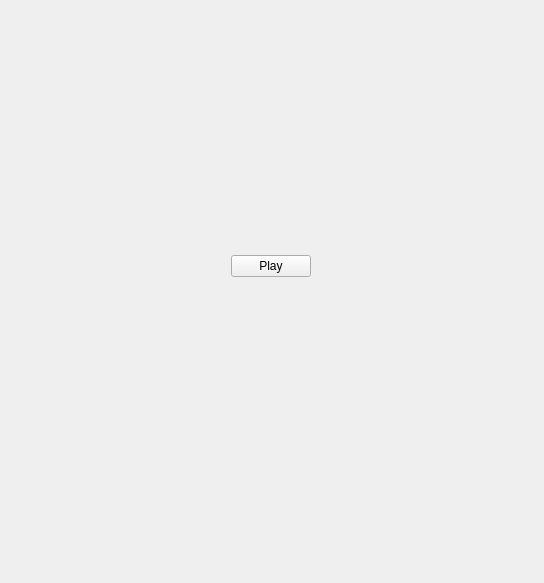
Qt form src/view/ui/menu_widget.ui (MikiiN/python-chess) before a commit.
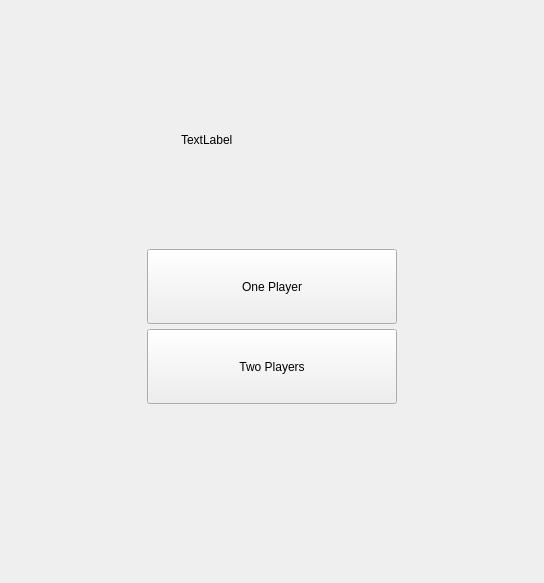
The same form after that commit.

Commit message: made gui responsive and changed some visual elements

What changed in the file:
```diff
--- a/src/view/ui/menu_widget.ui
+++ b/src/view/ui/menu_widget.ui
@@ -28,16 +28,7 @@
   <property name="autoFillBackground">
    <bool>false</bool>
   </property>
-  <widget class="QWidget" name="horizontalLayoutWidget">
-   <property name="geometry">
-    <rect>
-     <x>80</x>
-     <y>50</y>
-     <width>381</width>
-     <height>431</height>
-    </rect>
-   </property>
-   <layout class="QHBoxLayout" name="horizontalLayout">
+  <layout class="QVBoxLayout" name="verticalLayout" stretch="0,0,0,0,0,0,0">
     <property name="spacing">
      <number>0</number>
     </property>
@@ -54,60 +45,131 @@
      <number>0</number>
     </property>
     <item>
-     <spacer name="horizontalSpacer_2">
-      <property name="orientation">
-       <enum>Qt::Orientation::Horizontal</enum>
-      </property>
-      <property name="sizeHint" stdset="0">
-       <size>
-        <width>40</width>
-        <height>20</height>
-       </size>
-      </property>
-     </spacer>
-    </item>
-    <item>
-     <layout class="QVBoxLayout" name="verticalLayout">
-      <item>
        <spacer name="verticalSpacer">
         <property name="orientation">
          <enum>Qt::Orientation::Vertical</enum>
         </property>
+     <property name="sizeType">
+      <enum>QSizePolicy::Policy::Fixed</enum>
+     </property>
         <property name="sizeHint" stdset="0">
          <size>
           <width>20</width>
-          <height>40</height>
+       <height>50</height>
          </size>
         </property>
        </spacer>
       </item>
       <item>
-       <widget class="QPushButton" name="playButton">
+    <layout class="QHBoxLayout" name="logoHorizontalLayout">
+     <item>
+      <spacer name="horizontalSpacer_5">
+       <property name="orientation">
+        <enum>Qt::Orientation::Horizontal</enum>
+       </property>
+       <property name="sizeHint" stdset="0">
+        <size>
+         <width>40</width>
+         <height>20</height>
+        </size>
+       </property>
+      </spacer>
+     </item>
+     <item>
+      <widget class="QLabel" name="logoLabel">
+       <property name="sizePolicy">
+        <sizepolicy hsizetype="Expanding" vsizetype="Expanding">
+         <horstretch>0</horstretch>
+         <verstretch>0</verstretch>
+        </sizepolicy>
+       </property>
+       <property name="maximumSize">
+        <size>
+         <width>200</width>
+         <height>200</height>
+        </size>
+       </property>
         <property name="text">
-         <string>Play</string>
+        <string>TextLabel</string>
         </property>
        </widget>
       </item>
       <item>
-       <spacer name="verticalSpacer_2">
+      <spacer name="horizontalSpacer_6">
         <property name="orientation">
-         <enum>Qt::Orientation::Vertical</enum>
+        <enum>Qt::Orientation::Horizontal</enum>
         </property>
         <property name="sizeHint" stdset="0">
          <size>
-          <width>20</width>
-          <height>40</height>
+         <width>40</width>
+         <height>20</height>
          </size>
         </property>
        </spacer>
       </item>
      </layout>
+   </item>
+   <item>
+    <spacer name="verticalSpacer_4">
+     <property name="orientation">
+      <enum>Qt::Orientation::Vertical</enum>
+     </property>
+     <property name="sizeType">
+      <enum>QSizePolicy::Policy::Fixed</enum>
+     </property>
+     <property name="sizeHint" stdset="0">
+      <size>
+       <width>20</width>
+       <height>20</height>
+      </size>
+     </property>
+    </spacer>
+   </item>
+   <item>
+    <layout class="QHBoxLayout" name="horizontalLayout">
+     <item>
+      <spacer name="horizontalSpacer_2">
+       <property name="orientation">
+        <enum>Qt::Orientation::Horizontal</enum>
+       </property>
+       <property name="sizeType">
+        <enum>QSizePolicy::Policy::MinimumExpanding</enum>
+       </property>
+       <property name="sizeHint" stdset="0">
+        <size>
+         <width>40</width>
+         <height>20</height>
+        </size>
+       </property>
+      </spacer>
+     </item>
+     <item>
+      <widget class="QPushButton" name="onePlayerButton">
+       <property name="sizePolicy">
+        <sizepolicy hsizetype="Fixed" vsizetype="Fixed">
+         <horstretch>0</horstretch>
+         <verstretch>0</verstretch>
+        </sizepolicy>
+       </property>
+       <property name="minimumSize">
+        <size>
+         <width>250</width>
+         <height>75</height>
+        </size>
+       </property>
+       <property name="text">
+        <string>One Player</string>
+       </property>
+      </widget>
     </item>
     <item>
      <spacer name="horizontalSpacer">
       <property name="orientation">
        <enum>Qt::Orientation::Horizontal</enum>
       </property>
+       <property name="sizeType">
+        <enum>QSizePolicy::Policy::MinimumExpanding</enum>
+       </property>
       <property name="sizeHint" stdset="0">
        <size>
         <width>40</width>
@@ -117,7 +179,89 @@
      </spacer>
     </item>
    </layout>
-  </widget>
+   </item>
+   <item>
+    <spacer name="verticalSpacer_3">
+     <property name="orientation">
+      <enum>Qt::Orientation::Vertical</enum>
+     </property>
+     <property name="sizeType">
+      <enum>QSizePolicy::Policy::Fixed</enum>
+     </property>
+     <property name="sizeHint" stdset="0">
+      <size>
+       <width>20</width>
+       <height>5</height>
+      </size>
+     </property>
+    </spacer>
+   </item>
+   <item>
+    <layout class="QHBoxLayout" name="ButtonsizontalLayout">
+     <item>
+      <spacer name="horizontalSpacer_3">
+       <property name="orientation">
+        <enum>Qt::Orientation::Horizontal</enum>
+       </property>
+       <property name="sizeHint" stdset="0">
+        <size>
+         <width>40</width>
+         <height>20</height>
+        </size>
+       </property>
+      </spacer>
+     </item>
+     <item>
+      <widget class="QPushButton" name="twoPlayersButton">
+       <property name="sizePolicy">
+        <sizepolicy hsizetype="Fixed" vsizetype="Fixed">
+         <horstretch>0</horstretch>
+         <verstretch>0</verstretch>
+        </sizepolicy>
+       </property>
+       <property name="minimumSize">
+        <size>
+         <width>250</width>
+         <height>75</height>
+        </size>
+       </property>
+       <property name="text">
+        <string>Two Players</string>
+       </property>
+      </widget>
+     </item>
+     <item>
+      <spacer name="horizontalSpacer_4">
+       <property name="orientation">
+        <enum>Qt::Orientation::Horizontal</enum>
+       </property>
+       <property name="sizeHint" stdset="0">
+        <size>
+         <width>40</width>
+         <height>20</height>
+        </size>
+       </property>
+      </spacer>
+     </item>
+    </layout>
+   </item>
+   <item>
+    <spacer name="verticalSpacer_2">
+     <property name="orientation">
+      <enum>Qt::Orientation::Vertical</enum>
+     </property>
+     <property name="sizeType">
+      <enum>QSizePolicy::Policy::Expanding</enum>
+     </property>
+     <property name="sizeHint" stdset="0">
+      <size>
+       <width>20</width>
+       <height>0</height>
+      </size>
+     </property>
+    </spacer>
+   </item>
+  </layout>
  </widget>
  <resources/>
  <connections/>
```
Lines whose indentation alone changed are shown as unchanged. The commit also changes 4 other files.
